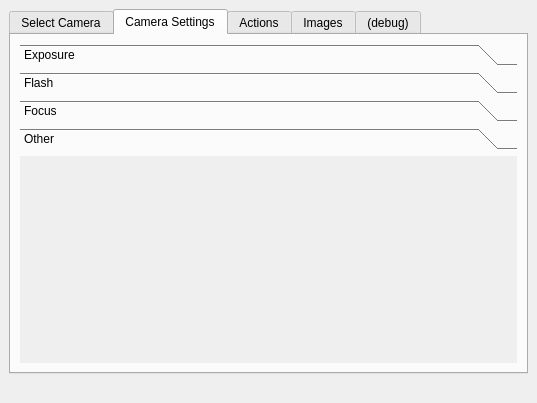
Before: the Qt Designer form camtool/camtool.ui in steveicarus/camctl, drawn with Qt 5.
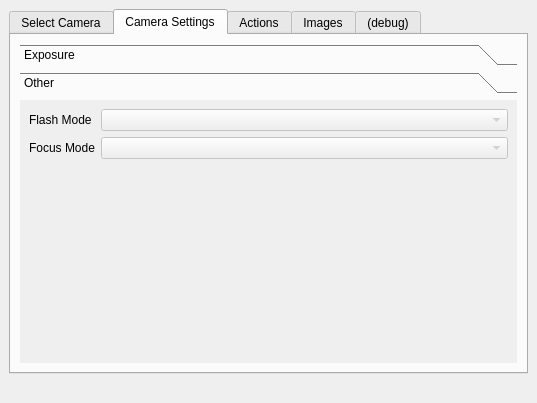
After: the same form once the commit is applied. The open tabs and pages were chosen to show the change.

Commit message:
Simplify the Flash and Focus displays.
The pages for flash and focus where very small, so
it makes the most sense to blend them into a single
page.

What changed in the file:
```diff
--- a/camtool/camtool.ui
+++ b/camtool/camtool.ui
@@ -213,104 +213,55 @@
             </item>
            </layout>
           </widget>
-          <widget class="QWidget" name="page_3" >
+          <widget class="QWidget" name="page_2" >
            <property name="geometry" >
             <rect>
              <x>0</x>
              <y>0</y>
              <width>483</width>
-             <height>165</height>
+             <height>235</height>
             </rect>
            </property>
            <attribute name="label" >
-            <string>Flash</string>
-           </attribute>
-           <layout class="QFormLayout" name="formLayout_3" >
-            <item row="0" column="0" >
-             <widget class="QLabel" name="label_7" >
-              <property name="text" >
-               <string>Flash</string>
-              </property>
-             </widget>
-            </item>
-            <item row="0" column="1" >
-             <widget class="QComboBox" name="flash_mode_box" >
-              <property name="enabled" >
-               <bool>false</bool>
-              </property>
-              <property name="maxVisibleItems" >
-               <number>16</number>
-              </property>
-              <property name="minimumContentsLength" >
-               <number>16</number>
-              </property>
-             </widget>
-            </item>
-           </layout>
-          </widget>
-          <widget class="QWidget" name="page_4" >
-           <property name="geometry" >
-            <rect>
-             <x>0</x>
-             <y>0</y>
-             <width>483</width>
-             <height>165</height>
-            </rect>
-           </property>
-           <attribute name="label" >
-            <string>Focus</string>
+            <string>Other</string>
            </attribute>
            <layout class="QFormLayout" name="formLayout_2" >
             <item row="0" column="0" >
              <widget class="QLabel" name="label_6" >
               <property name="text" >
+               <string>Flash Mode</string>
+              </property>
+             </widget>
+            </item>
+            <item row="0" column="1" >
+             <widget class="QComboBox" name="flash_mode_box" >
+              <property name="enabled" >
+               <bool>false</bool>
+              </property>
+              <property name="minimumContentsLength" >
+               <number>24</number>
+              </property>
+             </widget>
+            </item>
+            <item row="1" column="0" >
+             <widget class="QLabel" name="label_8" >
+              <property name="text" >
                <string>Focus Mode</string>
               </property>
              </widget>
             </item>
-            <item row="0" column="1" >
+            <item row="1" column="1" >
              <widget class="QComboBox" name="focus_mode_box" >
               <property name="enabled" >
                <bool>false</bool>
               </property>
-              <property name="sizePolicy" >
-               <sizepolicy vsizetype="Fixed" hsizetype="Preferred" >
-                <horstretch>0</horstretch>
-                <verstretch>0</verstretch>
-               </sizepolicy>
-              </property>
-              <property name="baseSize" >
-               <size>
-                <width>0</width>
-                <height>0</height>
-               </size>
-              </property>
-              <property name="maxVisibleItems" >
-               <number>16</number>
-              </property>
               <property name="minimumContentsLength" >
-               <number>16</number>
-              </property>
-              <property name="frame" >
-               <bool>true</bool>
+               <number>24</number>
               </property>
              </widget>
             </item>
            </layout>
           </widget>
-          <widget class="QWidget" name="page_2" >
-           <property name="geometry" >
-            <rect>
-             <x>0</x>
-             <y>0</y>
-             <width>483</width>
-             <height>165</height>
-            </rect>
-           </property>
-           <attribute name="label" >
-            <string>Other</string>
-           </attribute>
-          </widget>
          </widget>
         </item>
        </layout>
```
Left out of the diff: 2 changed lines with no effect on the pictures.
